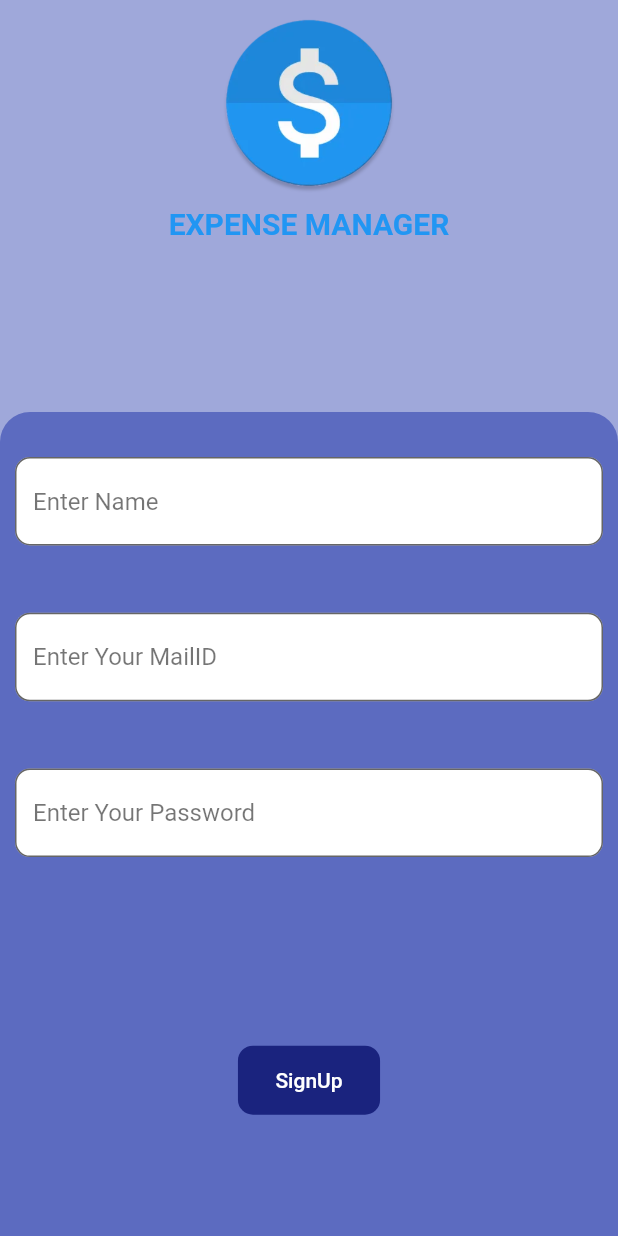
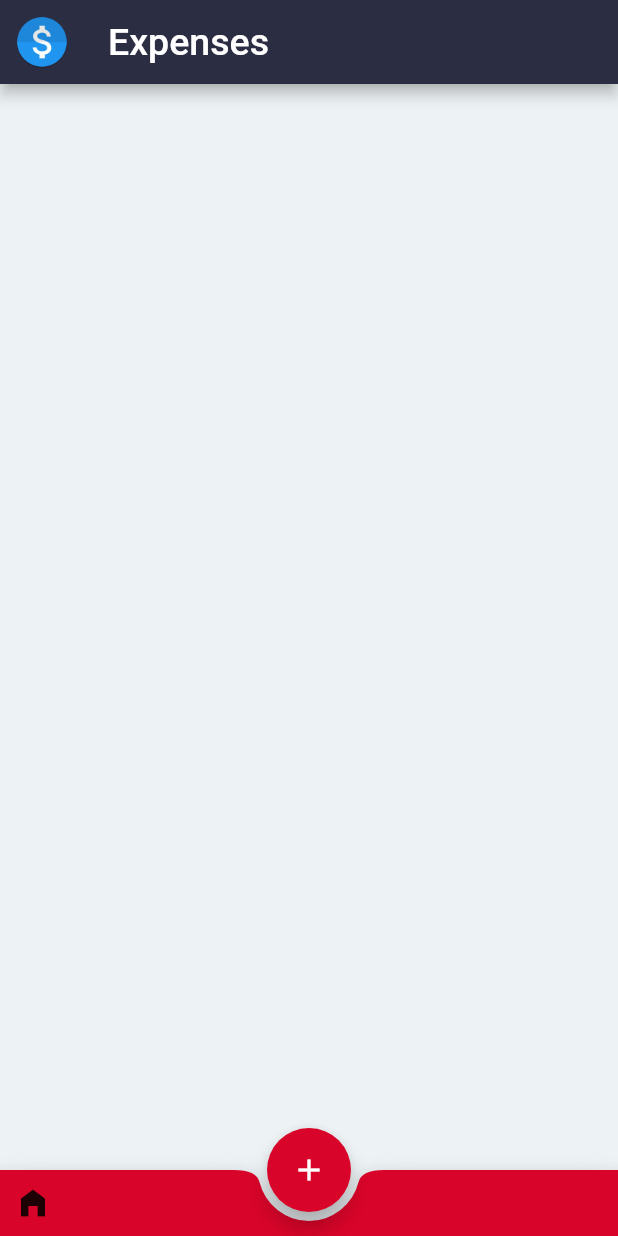
Before and after one commit to Jhalakupadhyay/Expense_Manager, a Flutter app: the screen it shows after launch, after a tap on "SignUp", on a phone screen of 412 x 824 dp. Run offline on Flutter 3.47's test engine with Material 2 defaults, Android fonts, the phone set to English and light mode, and no system bars; our stand-ins replace appwrite; network calls fail.

Commit message:
Added Landing_Page_basic_UI

```diff
--- a/lib/Signin_Signup/Signup.dart
+++ b/lib/Signin_Signup/Signup.dart
@@ -1,3 +1,4 @@
+import 'package:expense_manager/constants.dart';
 import 'package:flutter/material.dart';
 import 'TextFieldUi.dart';
 import 'Authentication.dart';
@@ -16,7 +17,7 @@ class _SignupState extends State<Signup> {
   @override
   Widget build(BuildContext context) {
     return Scaffold(
-      backgroundColor: Colors.indigo[200],
+      backgroundColor: constants.body_color,
       body: SafeArea(
         child: Column(
           children: [
@@ -40,7 +41,7 @@ class _SignupState extends State<Signup> {
               child: Container(
                 padding: EdgeInsets.only(top: 30, left: 10, right: 10),
                 decoration: BoxDecoration(
-                  color: Colors.indigo[400],
+                  color: constants.appbar_color,
                   borderRadius: const BorderRadius.only(
                       topRight: Radius.circular(20),
                       topLeft: Radius.circular(20)),
@@ -82,14 +83,15 @@ class _SignupState extends State<Signup> {
                             setState(() {
                               state.Register_User(mail, password, name);
                             });
+                            Navigator.pushNamed(context, 'LandingPage');
                           },
                           child: Container(
                             padding: EdgeInsets.only(top: 15,bottom: 15,left: 25,right: 25),
                             decoration: BoxDecoration(
                               borderRadius: BorderRadius.circular(10),
-                              color: Colors.indigo[900]
+                              color: constants.body_color,
                             ),
-                            child: Text('SignUp',style: TextStyle(color: Colors.white),),
+                            child: Text('SignUp',style: TextStyle(color: Colors.black),),
                           ),
                         ),),
                   ],
--- a/lib/constants.dart
+++ b/lib/constants.dart
@@ -1,5 +1,10 @@
+import 'dart:ui';
+
 class constants
 {
   static const String projectID = "642eedf501f05";
   static const String API_Endpoint = "http://10.0.2.2/v1";
+  static Color appbar_color = Color.fromRGBO(43, 45, 66, 1);
+  static Color body_color = Color.fromRGBO(237, 242, 244, 1);
+  static Color bottom_bar = Color.fromRGBO(217, 4, 41, 1);
 }
--- /dev/null
+++ b/lib/landing_page.dart
@@ -0,0 +1,46 @@
+import 'package:expense_manager/constants.dart';
+import 'package:flutter/material.dart';
+
+class Land_Page extends StatelessWidget {
+  const Land_Page({Key? key}) : super(key: key);
+
+  @override
+  Widget build(BuildContext context) {
+    return Scaffold(
+      backgroundColor: constants.body_color,
+      appBar: AppBar(
+        title: const Text(
+          "Expenses",
+          style: TextStyle(
+            fontSize: 25,
+            color: Colors.white,
+          ),
+        ),
+        backgroundColor: constants.appbar_color,
+        leading: Container(
+          padding: const EdgeInsets.all(10),
+          child: const Image(
+            image: AssetImage('images/img.png'),
+          ),
+        ),
+      ),
+      floatingActionButtonLocation: FloatingActionButtonLocation.centerDocked,
+      floatingActionButton: FloatingActionButton(
+        backgroundColor: constants.bottom_bar,
+        onPressed: () {},
+        child: Icon(Icons.add),
+      ),
+      bottomNavigationBar: BottomAppBar(
+        color: constants.bottom_bar,
+        shape: CircularNotchedRectangle(),
+        notchMargin: 6.0,
+        child: Row(
+          children: [
+            Container(
+                margin: EdgeInsets.all(10), child: Icon(Icons.home_filled)),
+          ],
+        ),
+      ),
+    );
+  }
+}
--- a/lib/main.dart
+++ b/lib/main.dart
@@ -1,4 +1,5 @@
 import 'package:expense_manager/Signin_Signup/Signup.dart';
+import 'package:expense_manager/landing_page.dart';
 import 'package:flutter/material.dart';
 import 'package:appwrite/appwrite.dart';
 import 'package:provider/provider.dart';
@@ -31,6 +32,7 @@ class MyApp extends StatelessWidget {
         routes:
         {
           'Signup': (context) => const Signup(),
+          'LandingPage':(context) => const Land_Page(),
         },
       ),
     );
```
